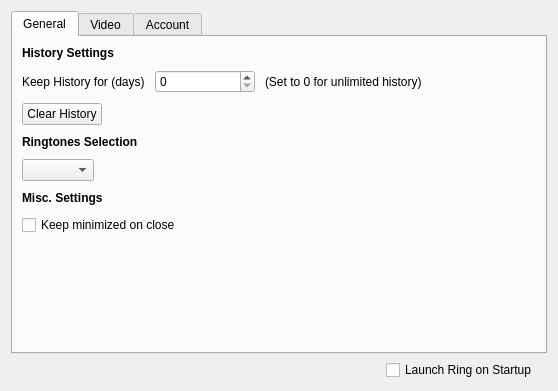
Qt form configurationwidget.ui (savoirfairelinux/jami-client-windows) before a commit.
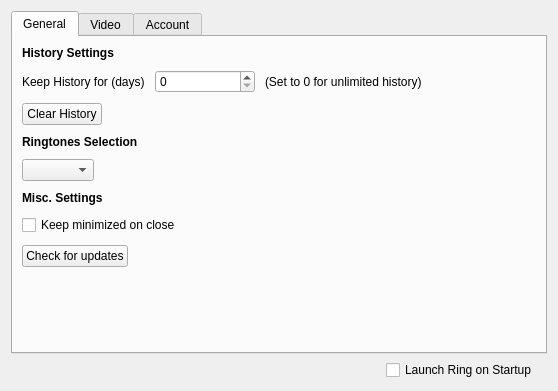
The same form after that commit. Icons and pictures are not drawn. Custom widgets are drawn as their Qt base class.

What changed in the file:
```diff
--- a/configurationwidget.ui
+++ b/configurationwidget.ui
@@ -166,6 +166,33 @@
          </property>
         </widget>
        </item>
+       <item>
+        <layout class="QHBoxLayout" name="horizontalLayout_5">
+         <property name="topMargin">
+          <number>0</number>
+         </property>
+         <item>
+          <widget class="QPushButton" name="pushButton">
+           <property name="text">
+            <string>Check for updates</string>
+           </property>
+          </widget>
+         </item>
+         <item>
+          <spacer name="horizontalSpacer_4">
+           <property name="orientation">
+            <enum>Qt::Horizontal</enum>
+           </property>
+           <property name="sizeHint" stdset="0">
+            <size>
+             <width>40</width>
+             <height>20</height>
+            </size>
+           </property>
+          </spacer>
+         </item>
+        </layout>
+       </item>
        <item>
         <spacer name="verticalSpacer_2">
          <property name="orientation">
```
